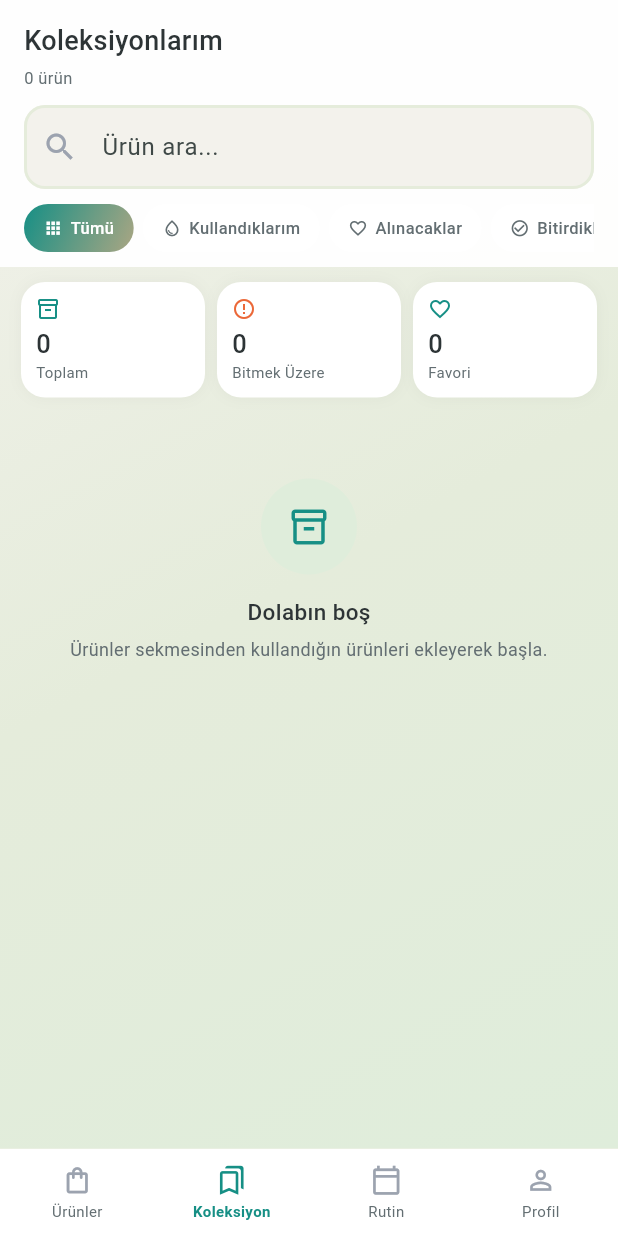
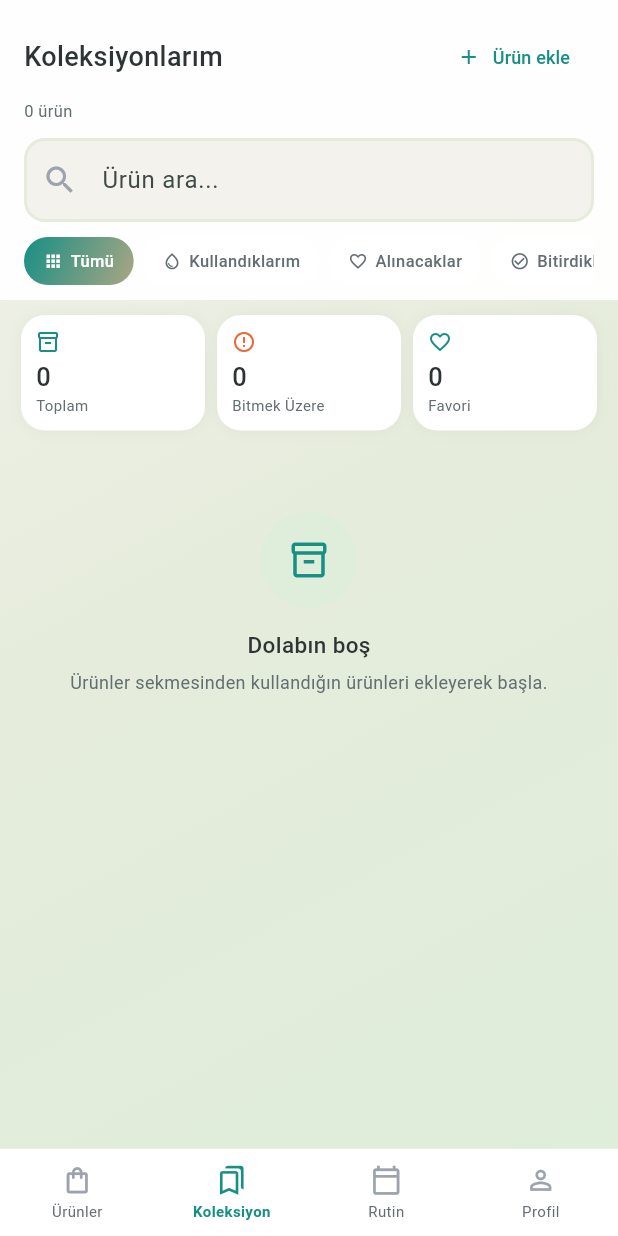
Before and after one commit to melisayalcinkaya/SkinSavvy, a Flutter app: the MainNavigation screen opened by its route, item 2 of the bottom bar chosen, on a phone screen of 412 x 824 dp. Run offline on Flutter 3.47's test engine with Material 3 defaults, Android fonts, the phone set to English and light mode, and no system bars; our stand-ins replace go_router, image_picker, share_plus, shared_preferences; accounts and stored records are empty.

Commit message:
feat: make adding products discoverable
Adding a product was only reachable from an empty search result. The
Products tab now has a persistent "Ürün Ekle" button, a one-time intro card
explaining that the catalog is built by users, and the Collections tab links
to it. The onboarding summary mentions it too, so new users learn it on day
one.

Co-Authored-By: Claude Opus 5.5 <noreply@anthropic.com>
Claude-Session: https://claude.ai/code/session_017ibmEr9B5yaDWFsya6NTTs

```diff
--- a/app/lib/app.dart
+++ b/app/lib/app.dart
@@ -9,6 +9,7 @@ import 'data/remote/api_client.dart';
 import 'router.dart';
 import 'state/catalog_controller.dart';
 import 'state/decision_sync.dart';
+import 'state/tips_controller.dart';
 import 'state/review_controller.dart';
 import 'state/routine_controller.dart';
 import 'state/session_controller.dart';
@@ -71,6 +72,10 @@ class _SkinSavvyAppState extends State<SkinSavvyApp> {
         ),
         _perUser<ShelfController>(
           (uid) => ShelfController(store, uid),
+          (c) => c.uid,
+        ),
+        _perUser<TipsController>(
+          (uid) => TipsController(store, uid),
           (c) => c.uid,
         ),
         _perUser<ReviewController>(
--- a/app/lib/presentation/screens/collections/collections_screen.dart
+++ b/app/lib/presentation/screens/collections/collections_screen.dart
@@ -16,6 +16,7 @@ import '../../../state/shelf_controller.dart';
 import '../../widgets/analysis_card.dart';
 import '../../widgets/app_snack.dart';
 import '../../widgets/product_image.dart';
+import '../main_navigation.dart';
 import '../profile/share_finished_screen.dart';
 import '../reviews/write_review_screen.dart';
 import '../shared/add_product_modal.dart';
@@ -303,13 +304,27 @@ class _CollectionsScreenState extends State<CollectionsScreen> {
     child: Column(
       crossAxisAlignment: CrossAxisAlignment.start,
       children: [
-        const Text(
+        Row(
+          children: [
+            const Expanded(
+              child: Text(
                 'Koleksiyonlarım',
                 style: TextStyle(
                   fontSize: 18,
                   fontWeight: FontWeight.w500,
                   color: AppColors.textDark,
                 ),
+              ),
+            ),
+            // Dolaba ürün Ürünler sekmesinden eklenir; katalogda yoksa orada
+            // "Ürün Ekle" ile önerilir.
+            TextButton.icon(
+              onPressed: () => MainNavigation.select(context, MainTab.products),
+              style: TextButton.styleFrom(foregroundColor: AppColors.primary),
+              icon: const Icon(Icons.add, size: 16),
+              label: const Text('Ürün ekle', style: TextStyle(fontSize: 12)),
+            ),
+          ],
         ),
         const SizedBox(height: 4),
         Text(
--- a/app/lib/presentation/screens/main_navigation.dart
+++ b/app/lib/presentation/screens/main_navigation.dart
@@ -27,6 +27,10 @@ class MainNavigation extends StatefulWidget {
 
   final MainTab initialTab;
 
+  /// Alt çubuktaki bir sekmeye geçer (ör. Koleksiyon'dan "Ürün ekle").
+  static void select(BuildContext context, MainTab tab) =>
+      context.findAncestorStateOfType<_MainNavigationState>()?._select(tab);
+
   @override
   State<MainNavigation> createState() => _MainNavigationState();
 }
@@ -40,6 +44,8 @@ class _MainNavigationState extends State<MainNavigation> {
     RoutineHomeScreen(),
     ProfileScreen(),
   ];
+
+  void _select(MainTab tab) => setState(() => _tab = tab);
 
   @override
   void didUpdateWidget(MainNavigation oldWidget) {
--- a/app/lib/presentation/screens/products/add_product_screen.dart
+++ b/app/lib/presentation/screens/products/add_product_screen.dart
@@ -678,6 +678,7 @@ class _AddProductScreenState extends State<AddProductScreen> {
                     Row(
                       children: [
                         IconButton(
+                          tooltip: 'Geri',
                           onPressed: () => Navigator.pop(context),
                           icon: const Icon(
                             Icons.arrow_back,
--- a/app/lib/presentation/screens/routine/routine_editor_screen.dart
+++ b/app/lib/presentation/screens/routine/routine_editor_screen.dart
@@ -121,7 +121,8 @@ class _RoutineEditorScreenState extends State<RoutineEditorScreen> {
                       child: Padding(
                         padding: EdgeInsets.all(32),
                         child: Text(
-                          'Dolabında kullandığın ürün yok.\nÖnce Ürünler sekmesinden ürün ekle.',
+                          'Dolabında kullandığın ürün yok.\nÖnce Ürünler sekmesinden ürün ekle; '
+                          'katalogda yoksa "Ürün Ekle" ile kendin ekleyebilirsin.',
                           textAlign: TextAlign.center,
                           style: TextStyle(
                             fontSize: 13,
--- /dev/null
+++ b/app/lib/state/tips_controller.dart
@@ -0,0 +1,25 @@
+import '../data/models/json.dart';
+import 'user_store.dart';
+
+/// Kullanıcıya bir kez gösterilen tanıtım ipuçları (ör. "ürünü sen ekle").
+/// Kapatılan ipucu o hesapta bir daha çıkmaz.
+class TipsController extends UserStore {
+  TipsController(super.store, super.uid) {
+    _seen = asStringList(readValue(_key)).toSet();
+  }
+
+  static const _key = 'tipsSeen';
+
+  /// Ürünler sekmesindeki "katalog seninle büyüyor" kartı.
+  static const addProduct = 'addProduct';
+
+  Set<String> _seen = {};
+
+  bool isSeen(String id) => _seen.contains(id);
+
+  void dismiss(String id) {
+    if (!_seen.add(id)) return;
+    writeValue(_key, _seen.toList());
+    notifyListeners();
+  }
+}
```
Also changed, not shown: app/lib/presentation/screens/onboarding/onboarding_flow.dart (+29 -0 lines), app/lib/presentation/screens/products/products_screen.dart (+90 -7 lines), 3 other files. Lines whose indentation alone changed are shown as unchanged.
